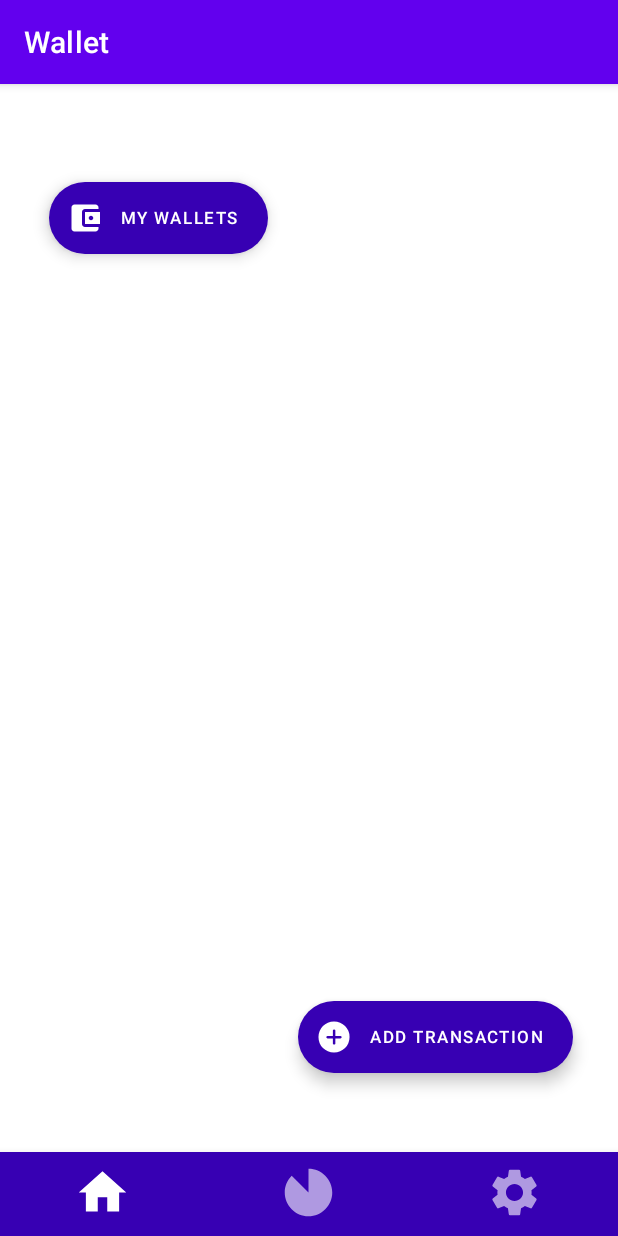
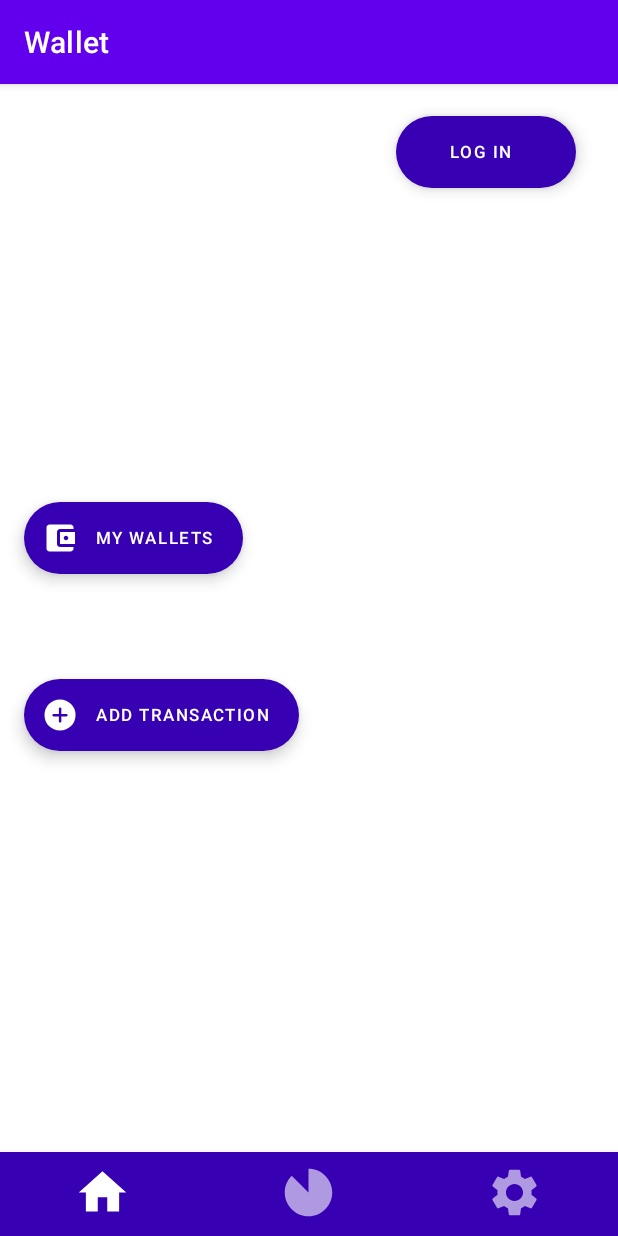
Before and after one commit to boykoss/Wallet, an Android app: the screen it shows after launch (MainActivity), on a phone screen of 412 x 824 dp. Run offline under Robolectric (Android 15) with nearby library versions, the phone set to English and light mode, and no system bars.

```diff
--- a/app/src/main/AndroidManifest.xml
+++ b/app/src/main/AndroidManifest.xml
@@ -11,6 +11,9 @@
         android:supportsRtl="true"
         android:theme="@style/Theme.Wallet"
         tools:targetApi="31">
+        <activity
+            android:name=".LogIn_Register_Activity"
+            android:exported="false" />
         <activity
             android:name=".AddOrEditWallet_Activity"
             android:exported="false" />
--- a/app/src/main/java/com/example/wallet/MainActivity.kt
+++ b/app/src/main/java/com/example/wallet/MainActivity.kt
@@ -23,6 +23,11 @@ class MainActivity : AppCompatActivity() {
             startActivity(intent)
         }
 
+        binding.buttonToRegister.setOnClickListener{
+            val intent = Intent(this, LogIn_Register_Activity::class.java)
+            startActivity(intent)
+        }
+
 
 
 
--- /dev/null
+++ b/app/src/main/java/com/example/wallet/firebase/User.kt
@@ -0,0 +1,5 @@
+package com.example.wallet.firebase
+
+data class User(val email: String?= null, val id: String? = null){
+
+}
--- a/app/src/main/res/layout/activity_main.xml
+++ b/app/src/main/res/layout/activity_main.xml
@@ -7,6 +7,25 @@
     tools:context=".MainActivity">
 
 
+    <com.google.android.material.floatingactionbutton.ExtendedFloatingActionButton
+        android:id="@+id/button_to_register"
+        android:layout_width="wrap_content"
+        android:layout_height="wrap_content"
+        android:layout_marginTop="21dp"
+        android:layout_marginBottom="627dp"
+        android:gravity="center"
+        android:text="@string/log_in"
+        android:textColor="@color/white"
+        android:textSize="11sp"
+        app:backgroundTint="@color/purple_700"
+        app:iconTint="@color/white"
+        app:layout_constraintBottom_toTopOf="@+id/bottom_menu"
+        app:layout_constraintEnd_toEndOf="parent"
+        app:layout_constraintHorizontal_bias="0.903"
+        app:layout_constraintStart_toStartOf="parent"
+        app:layout_constraintTop_toTopOf="parent"
+        app:layout_constraintVertical_bias="0.0"
+        app:pressedTranslationZ="6dp" />
 
     <com.google.android.material.floatingactionbutton.ExtendedFloatingActionButton
         android:id="@+id/button_my_wallets"
@@ -24,10 +43,10 @@
         app:iconTint="@color/white"
         app:layout_constraintBottom_toTopOf="@+id/bottom_menu"
         app:layout_constraintEnd_toEndOf="parent"
-        app:layout_constraintHorizontal_bias="0.07"
+        app:layout_constraintHorizontal_bias="0.0"
         app:layout_constraintStart_toStartOf="parent"
         app:layout_constraintTop_toTopOf="parent"
-        app:layout_constraintVertical_bias="0.078"
+        app:layout_constraintVertical_bias="0.416"
         app:pressedTranslationZ="6dp" />
 
     <com.google.android.material.bottomnavigation.BottomNavigationView
@@ -63,10 +82,10 @@
         app:iconTint="@color/white"
         app:layout_constraintBottom_toTopOf="@+id/bottom_menu"
         app:layout_constraintEnd_toEndOf="parent"
-        app:layout_constraintHorizontal_bias="0.929"
+        app:layout_constraintHorizontal_bias="0.0"
         app:layout_constraintStart_toStartOf="parent"
         app:layout_constraintTop_toTopOf="parent"
-        app:layout_constraintVertical_bias="0.942"
+        app:layout_constraintVertical_bias="0.602"
         app:pressedTranslationZ="6dp" />
 
 </androidx.constraintlayout.widget.ConstraintLayout>
--- a/app/src/main/res/layout/wallets_rv_item.xml
+++ b/app/src/main/res/layout/wallets_rv_item.xml
@@ -53,7 +53,7 @@
             android:layout_margin="3dp"
             android:padding="3dp"
             android:src="@drawable/baseline_delete_24"
-            app:tint="@color/white" />
+             />
 
     </RelativeLayout>
 
--- a/app/src/main/res/values/strings.xml
+++ b/app/src/main/res/values/strings.xml
@@ -10,4 +10,5 @@
     <string name="my_wallets">My wallets</string>
     <!-- TODO: Remove or change this placeholder text -->
     <string name="hello_blank_fragment">Hello blank fragment</string>
+    <string name="log_in">Log in</string>
 </resources>
--- a/build.gradle
+++ b/build.gradle
@@ -2,10 +2,12 @@
 
 
 buildscript {
+
     dependencies {
+        classpath 'com.google.gms:google-services:4.3.15'
+
         //navigation
-        classpath "androidx.navigation:navigation-safe-args-gradle-plugin:2.5.3"
-
+        //classpath "androidx.navigation:navigation-safe-args-gradle-plugin:2.5.3"
     }
 }
 
```
Also changed, not shown: app/build.gradle (+14 -1 lines), app/src/main/java/com/example/wallet/LogIn_Register_Activity.kt (added, +60 -0 lines), app/src/main/res/layout/activity_log_in_register.xml (added, +9 -0 lines), 1 other file.
